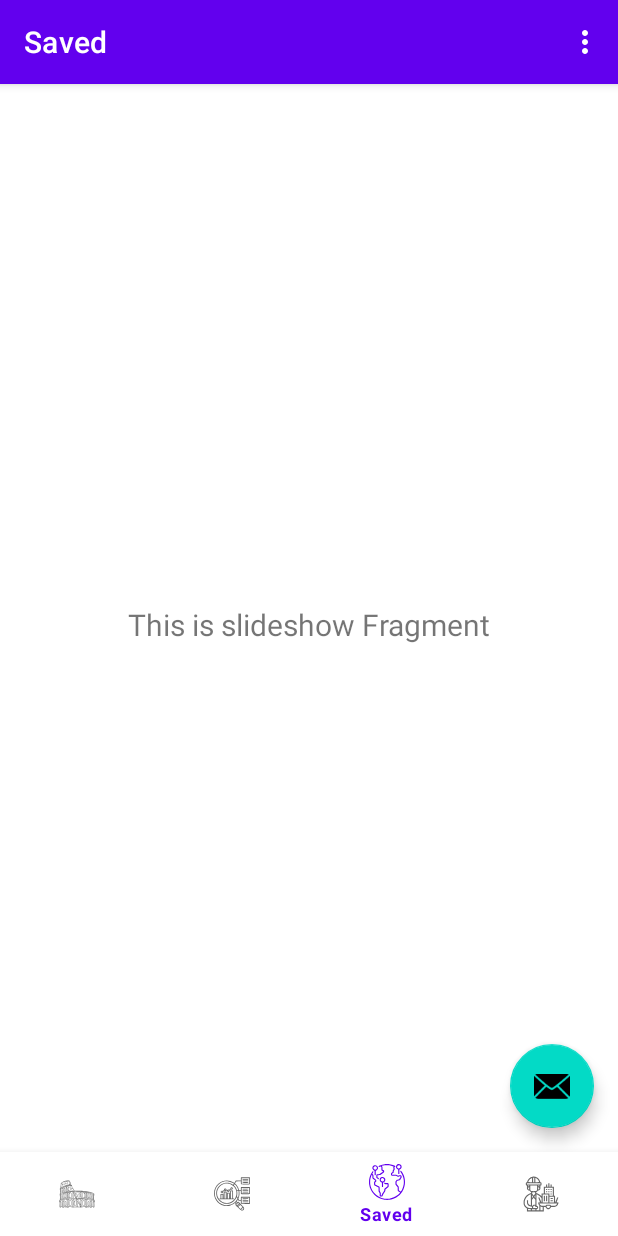
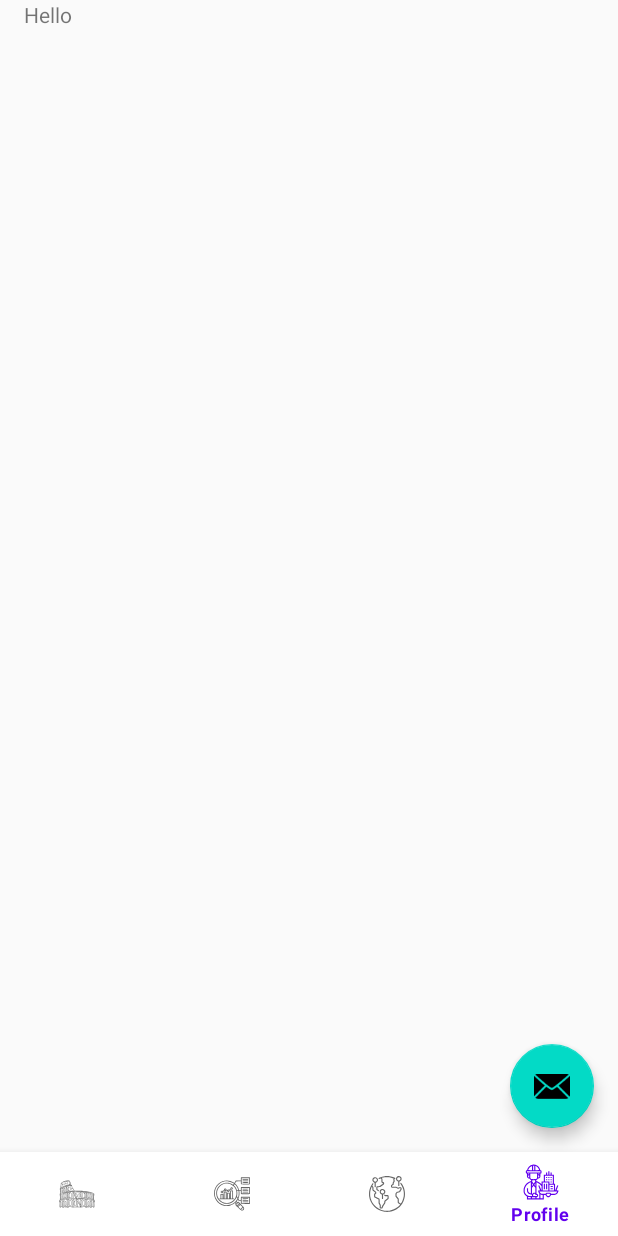
Before and after one commit to annazhelizniak/ArchiTec, an Android app: the screen it shows after launch (MainActivity), item 4 of the bottom bar chosen, on a phone screen of 412 x 824 dp. Run offline under Robolectric (Android 15) with nearby library versions, the phone set to English and light mode, and no system bars; our stand-ins replace navigation-ui; 1 statement that could not run was skipped.

Commit message:
remove appbar and create profile fragment

```diff
--- a/app/build.gradle.kts
+++ b/app/build.gradle.kts
@@ -56,6 +56,7 @@ dependencies {
     implementation("androidx.annotation:annotation:1.6.0")
     implementation("com.google.android.gms:play-services-auth:20.7.0")
     implementation ("com.squareup.picasso:picasso:2.8")
+    implementation("androidx.legacy:legacy-support-v4:1.0.0")
     annotationProcessor("com.github.bumptech.glide:compiler:4.12.0")
 
     implementation("org.tensorflow:tensorflow-lite:2.8.0")
--- a/app/src/main/java/com/example/architec/ui/MainActivity.kt
+++ b/app/src/main/java/com/example/architec/ui/MainActivity.kt
@@ -24,8 +24,10 @@ class MainActivity : AppCompatActivity() {
         super.onCreate(savedInstanceState)
         binding = ActivityMainBinding.inflate(layoutInflater)
         setTheme(R.style.Theme_ArchiTec_NoActionBar)
+        actionBar?.hide()
         setContentView(binding.root)
         setSupportActionBar(binding.appBarMain.toolbar)
+        getSupportActionBar()?.hide();
 
         binding.appBarMain.fab?.setOnClickListener { view ->
             Snackbar.make(view, "Replace with your own action", Snackbar.LENGTH_LONG)
@@ -55,28 +57,28 @@ class MainActivity : AppCompatActivity() {
         }
     }
 
-    override fun onCreateOptionsMenu(menu: Menu): Boolean {
-        val result = super.onCreateOptionsMenu(menu)
-        // Using findViewById because NavigationView exists in different layout files
-        // between w600dp and w1240dp
-        val navView: NavigationView? = findViewById(R.id.nav_view)
-        if (navView == null) {
-            // The navigation drawer already has the items including the items in the overflow menu
-            // We only inflate the overflow menu if the navigation drawer isn't visible
-            menuInflater.inflate(R.menu.overflow, menu)
-        }
-        return result
-    }
+//    override fun onCreateOptionsMenu(menu: Menu): Boolean {
+//        val result = super.onCreateOptionsMenu(menu)
+//        // Using findViewById because NavigationView exists in different layout files
+//        // between w600dp and w1240dp
+//        val navView: NavigationView? = findViewById(R.id.nav_view)
+//        if (navView == null) {
+//            // The navigation drawer already has the items including the items in the overflow menu
+//            // We only inflate the overflow menu if the navigation drawer isn't visible
+//            menuInflater.inflate(R.menu.overflow, menu)
+//        }
+//        return result
+//    }
 
-    override fun onOptionsItemSelected(item: MenuItem): Boolean {
-        when (item.itemId) {
-            R.id.nav_settings -> {
-                val navController = findNavController(R.id.nav_host_fragment_content_main)
-                navController.navigate(R.id.nav_settings)
-            }
-        }
-        return super.onOptionsItemSelected(item)
-    }
+//    override fun onOptionsItemSelected(item: MenuItem): Boolean {
+//        when (item.itemId) {
+//            R.id.nav_settings -> {
+//                val navController = findNavController(R.id.nav_host_fragment_content_main)
+//                navController.navigate(R.id.nav_settings)
+//            }
+//        }
+//        return super.onOptionsItemSelected(item)
+//    }
 
     override fun onSupportNavigateUp(): Boolean {
         val navController = findNavController(R.id.nav_host_fragment_content_main)
--- /dev/null
+++ b/app/src/main/java/com/example/architec/ui/profile/ProfileFragment.kt
@@ -0,0 +1,32 @@
+package com.example.architec.ui.profile
+
+import androidx.lifecycle.ViewModelProvider
+import android.os.Bundle
+import androidx.fragment.app.Fragment
+import android.view.LayoutInflater
+import android.view.View
+import android.view.ViewGroup
+import com.example.architec.R
+
+class ProfileFragment : Fragment() {
+
+    companion object {
+        fun newInstance() = ProfileFragment()
+    }
+
+    private lateinit var viewModel: ProfileViewModel
+
+    override fun onCreateView(
+        inflater: LayoutInflater, container: ViewGroup?,
+        savedInstanceState: Bundle?
+    ): View? {
+        return inflater.inflate(R.layout.fragment_profile, container, false)
+    }
+
+    override fun onActivityCreated(savedInstanceState: Bundle?) {
+        super.onActivityCreated(savedInstanceState)
+        viewModel = ViewModelProvider(this).get(ProfileViewModel::class.java)
+        // TODO: Use the ViewModel
+    }
+
+}
--- /dev/null
+++ b/app/src/main/java/com/example/architec/ui/profile/ProfileViewModel.kt
@@ -0,0 +1,7 @@
+package com.example.architec.ui.profile
+
+import androidx.lifecycle.ViewModel
+
+class ProfileViewModel : ViewModel() {
+    // TODO: Implement the ViewModel
+}
--- /dev/null
+++ b/app/src/main/res/layout/fragment_profile.xml
@@ -0,0 +1,13 @@
+<?xml version="1.0" encoding="utf-8"?>
+<FrameLayout xmlns:android="http://schemas.android.com/apk/res/android"
+    xmlns:tools="http://schemas.android.com/tools"
+    android:layout_width="match_parent"
+    android:layout_height="match_parent"
+    tools:context=".ui.profile.ProfileFragment">
+
+    <TextView
+        android:layout_width="match_parent"
+        android:layout_height="match_parent"
+        android:text="Hello" />
+
+</FrameLayout>
--- a/app/src/main/res/navigation/mobile_navigation.xml
+++ b/app/src/main/res/navigation/mobile_navigation.xml
@@ -29,4 +29,10 @@
         android:label="@string/menu_settings"
         tools:layout="@layout/fragment_settings" />
 
+    <fragment
+        android:id="@+id/nav_profile"
+        android:name="com.example.architec.ui.profile.ProfileFragment"
+        android:label="@string/menu_settings"
+        tools:layout="@layout/fragment_profile" />
+
 </navigation>
--- a/app/src/main/res/values-night/themes.xml
+++ b/app/src/main/res/values-night/themes.xml
@@ -1,6 +1,6 @@
 <resources xmlns:tools="http://schemas.android.com/tools">
     <!-- Base application theme. -->
-    <style name="Theme.ArchiTec" parent="Theme.MaterialComponents.DayNight.DarkActionBar">
+    <style name="Theme.ArchiTec" parent="Theme.AppCompat.Light.NoActionBar">
         <!-- Primary brand color. -->
         <item name="colorPrimary">@color/purple_200</item>
         <item name="colorPrimaryVariant">@color/purple_700</item>
--- a/app/src/main/res/values/themes.xml
+++ b/app/src/main/res/values/themes.xml
@@ -1,6 +1,6 @@
 <resources xmlns:tools="http://schemas.android.com/tools">
     <!-- Base application theme. -->
-    <style name="Theme.ArchiTec" parent="Theme.MaterialComponents.DayNight.DarkActionBar">
+    <style name="Theme.ArchiTec" parent="Theme.AppCompat.Light.NoActionBar">
         <!-- Primary brand color. -->
         <item name="colorPrimary">@color/purple_500</item>
         <item name="colorPrimaryVariant">@color/purple_700</item>
@@ -14,7 +14,7 @@
         <!-- Customize your theme here. -->
     </style>
 
-    <style name="Theme.ArchiTec.NoActionBar">
+    <style name="Theme.ArchiTec.NoActionBar" parent="Theme.AppCompat.Light.NoActionBar">
         <item name="windowActionBar">false</item>
         <item name="windowNoTitle">true</item>
     </style>
```
